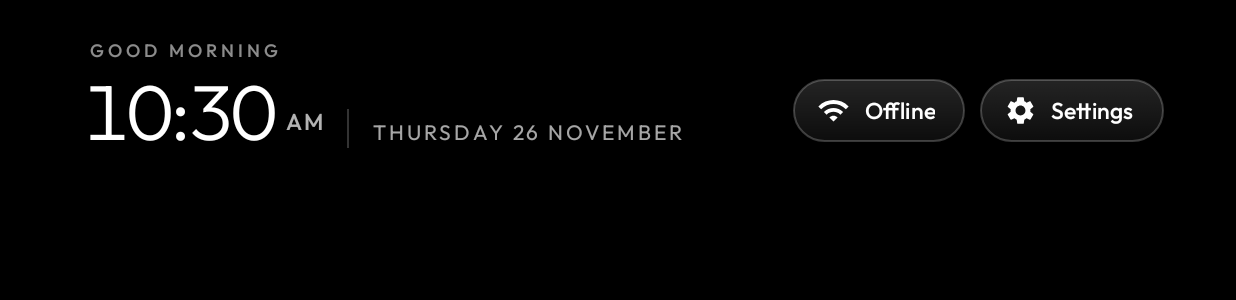
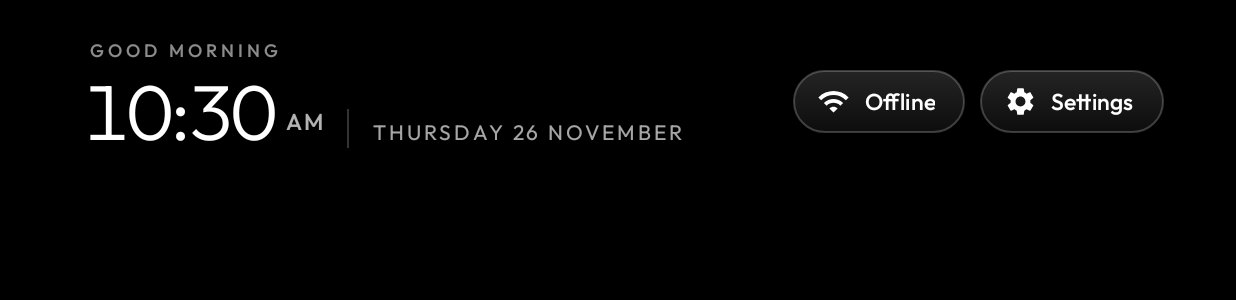
Before and after one commit to dharmapoudel/clean-tv-launcher, an Android app: the MainActivity screen opened directly, with no data from a screen before it, on a phone screen of 824 x 412 dp (held sideways). Shown: the top 300 px of the screen. Run offline under Robolectric (Android 15) with nearby library versions, the phone set to English and light mode, and no system bars.

Commit message:
Top bar: nudge the pill + Settings circle slightly up

```diff
--- a/app/src/main/res/layout/activity_main.xml
+++ b/app/src/main/res/layout/activity_main.xml
@@ -343,7 +343,7 @@
                 android:layout_height="wrap_content"
                 android:layout_alignParentEnd="true"
                 android:layout_alignBottom="@id/leftBlock"
-                android:layout_marginBottom="12dp"
+                android:layout_marginBottom="18dp"
                 android:layout_marginEnd="-8dp"
                 android:clipChildren="false"
                 android:clipToPadding="false"
```
